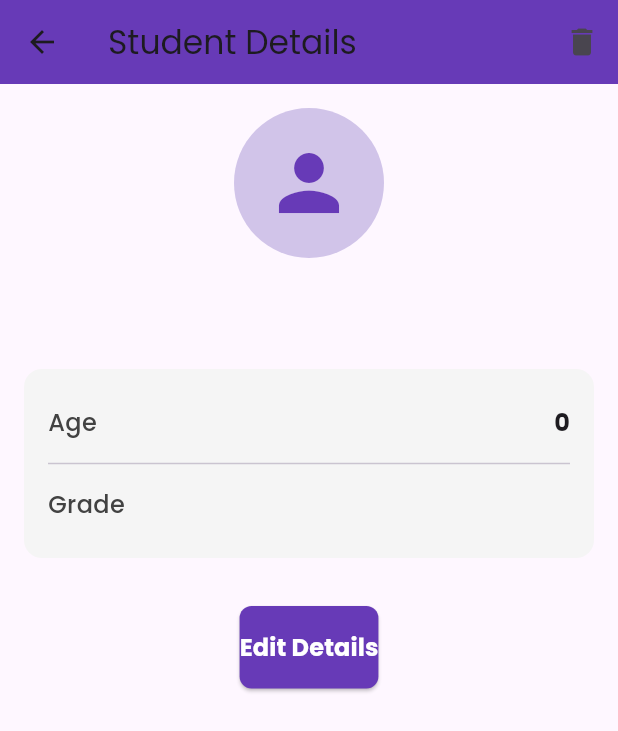
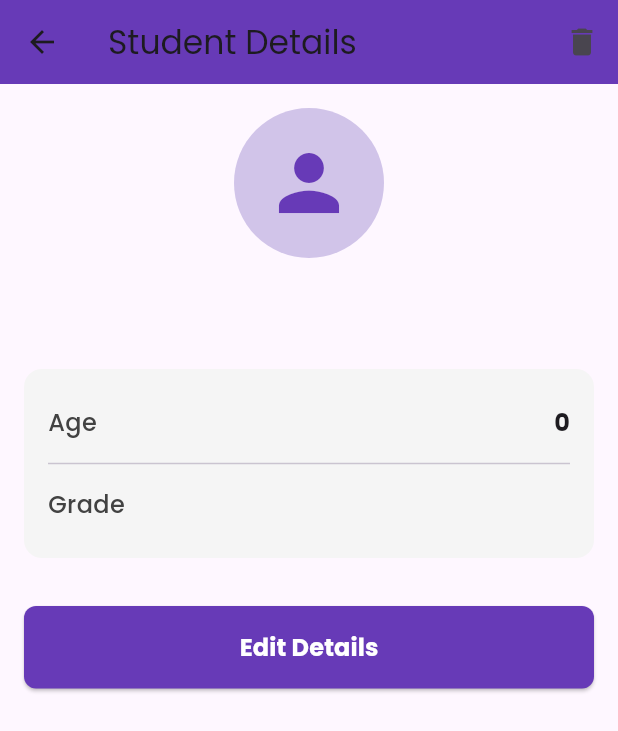
Before and after one commit to anjumArnab/GradeHive, a Flutter app: the StudentDetails screen opened directly with empty values, on a phone screen of 412 x 824 dp. Shown: the top 731 px of the screen. Run offline on Flutter 3.47's test engine with Material 3 defaults, Android fonts, the phone set to English and light mode, and no system bars; our stand-ins replace google_fonts.

Commit message:
width: double.infinity

```diff
--- a/lib/widgets/action_button.dart
+++ b/lib/widgets/action_button.dart
@@ -6,7 +6,6 @@ class ActionButton extends StatelessWidget {
   final Color backgroundColor;
   final EdgeInsetsGeometry padding;
   final double borderRadius;
-  final double? width; // Add width parameter
 
   const ActionButton({
     super.key,
@@ -15,13 +14,12 @@ class ActionButton extends StatelessWidget {
     this.backgroundColor = Colors.deepPurple,
     this.padding = const EdgeInsets.symmetric(vertical: 16),
     this.borderRadius = 8.0,
-    this.width, // Optional width parameter
   });
 
   @override
   Widget build(BuildContext context) {
     return SizedBox(
-      width: width, // Use provided width or let it size to content
+      width: double.infinity,
       child: ElevatedButton(
         onPressed: onPressed,
         style: ElevatedButton.styleFrom(
```
